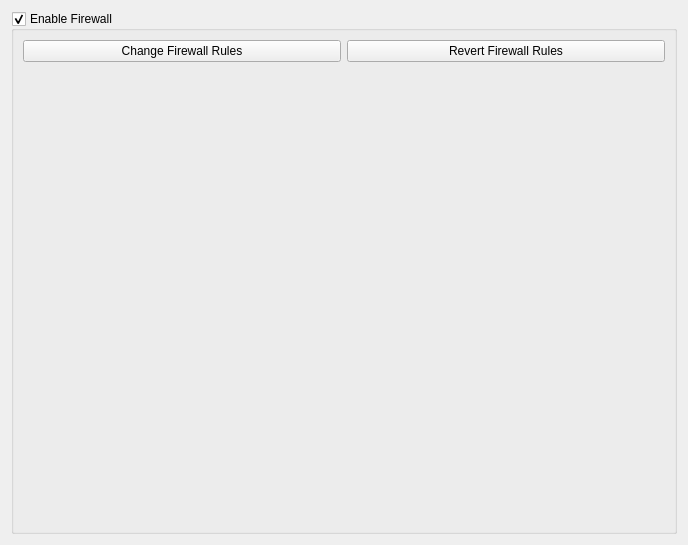
This is branches/ahenk/2.0/bahadir.kandemir/ahenk/lider/lider/plugins/plugin_firewall/firewall.ui in pars-linux/uludag as Qt 5 draws it before an edit. The edited form follows.
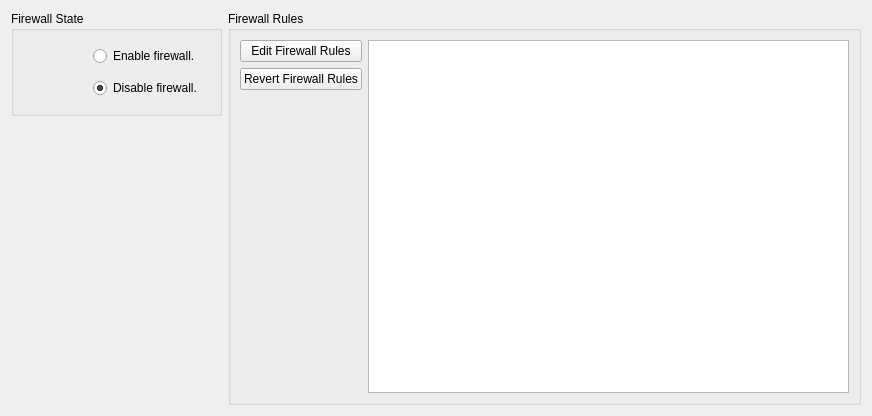
This is the edited form. Icons and pictures are not drawn.

Diff of the .ui file:
```diff
--- a/branches/ahenk/2.0/bahadir.kandemir/ahenk/lider/lider/plugins/plugin_firewall/firewall.ui
+++ b/branches/ahenk/2.0/bahadir.kandemir/ahenk/lider/lider/plugins/plugin_firewall/firewall.ui
@@ -6,8 +6,8 @@
    <rect>
     <x>0</x>
     <y>0</y>
-    <width>671</width>
-    <height>545</height>
+    <width>872</width>
+    <height>416</height>
    </rect>
   </property>
   <property name="windowTitle">
@@ -20,19 +20,103 @@
   <layout class="QGridLayout" name="gridLayout_7">
    <item row="0" column="0">
     <widget class="QGroupBox" name="groupFirewall">
+     <property name="sizePolicy">
+      <sizepolicy hsizetype="Preferred" vsizetype="Preferred">
+       <horstretch>1</horstretch>
+       <verstretch>0</verstretch>
+      </sizepolicy>
+     </property>
+     <property name="minimumSize">
+      <size>
+       <width>200</width>
+       <height>0</height>
+      </size>
+     </property>
      <property name="title">
-      <string>Enable Firewall</string>
+      <string>Firewall State</string>
      </property>
-     <property name="checkable">
+     <layout class="QGridLayout" name="gridLayout">
+      <item row="0" column="0">
+       <widget class="QLabel" name="pixmapStatus">
+        <property name="minimumSize">
+         <size>
+          <width>64</width>
+          <height>64</height>
+         </size>
+        </property>
+        <property name="maximumSize">
+         <size>
+          <width>64</width>
+          <height>64</height>
+         </size>
+        </property>
+        <property name="text">
+         <string/>
+        </property>
+        <property name="pixmap">
+         <pixmap resource="firewall.qrc">:/icons/insecure64.png</pixmap>
+        </property>
+       </widget>
+      </item>
+      <item row="0" column="1">
+       <layout class="QVBoxLayout" name="verticalLayout">
+        <item>
+         <widget class="QRadioButton" name="radioEnable">
+          <property name="text">
+           <string>Enable firewall.</string>
+          </property>
+         </widget>
+        </item>
+        <item>
+         <widget class="QRadioButton" name="radioDisable">
+          <property name="text">
+           <string>Disable firewall.</string>
+          </property>
+          <property name="checked">
       <bool>true</bool>
      </property>
+         </widget>
+        </item>
+       </layout>
+      </item>
+     </layout>
+    </widget>
+   </item>
+   <item row="1" column="0">
+    <spacer name="verticalSpacer_2">
+     <property name="orientation">
+      <enum>Qt::Vertical</enum>
+     </property>
+     <property name="sizeHint" stdset="0">
+      <size>
+       <width>20</width>
+       <height>40</height>
+      </size>
+     </property>
+    </spacer>
+   </item>
+   <item row="0" column="1" rowspan="2">
+    <widget class="QGroupBox" name="groupBox">
+     <property name="sizePolicy">
+      <sizepolicy hsizetype="Preferred" vsizetype="Preferred">
+       <horstretch>3</horstretch>
+       <verstretch>0</verstretch>
+      </sizepolicy>
+     </property>
+     <property name="title">
+      <string>Firewall Rules</string>
+     </property>
      <layout class="QGridLayout" name="gridLayout_2">
       <item row="0" column="0">
-       <layout class="QGridLayout" name="gridLayout">
-        <item row="0" column="0">
          <widget class="QPushButton" name="pushEdit">
+        <property name="sizePolicy">
+         <sizepolicy hsizetype="Preferred" vsizetype="Fixed">
+          <horstretch>0</horstretch>
+          <verstretch>0</verstretch>
+         </sizepolicy>
+        </property>
           <property name="text">
-           <string>Change Firewall Rules</string>
+         <string>Edit Firewall Rules</string>
           </property>
           <property name="icon">
            <iconset resource="firewall.qrc">
@@ -46,8 +130,17 @@
           </property>
          </widget>
         </item>
-        <item row="0" column="1">
+      <item row="0" column="1" rowspan="3">
+       <widget class="QPlainTextEdit" name="plainTextEdit"/>
+      </item>
+      <item row="1" column="0">
          <widget class="QPushButton" name="pushReset">
+        <property name="sizePolicy">
+         <sizepolicy hsizetype="Preferred" vsizetype="Fixed">
+          <horstretch>0</horstretch>
+          <verstretch>0</verstretch>
+         </sizepolicy>
+        </property>
           <property name="text">
            <string>Revert Firewall Rules</string>
           </property>
@@ -62,8 +155,6 @@
            </size>
           </property>
          </widget>
-        </item>
-       </layout>
       </item>
       <item row="2" column="0">
        <spacer name="verticalSpacer">
@@ -72,22 +163,12 @@
         </property>
         <property name="sizeHint" stdset="0">
          <size>
-          <width>642</width>
-          <height>427</height>
+          <width>30</width>
+          <height>407</height>
          </size>
         </property>
        </spacer>
       </item>
-      <item row="1" column="0">
-       <widget class="QLabel" name="labelFirewall">
-        <property name="styleSheet">
-         <string notr="true">color: red;</string>
-        </property>
-        <property name="text">
-         <string/>
-        </property>
-       </widget>
-      </item>
      </layout>
     </widget>
    </item>
```
Left out of the diff: 6 changed lines with no effect on the pictures. Lines whose indentation alone changed are shown as unchanged.
